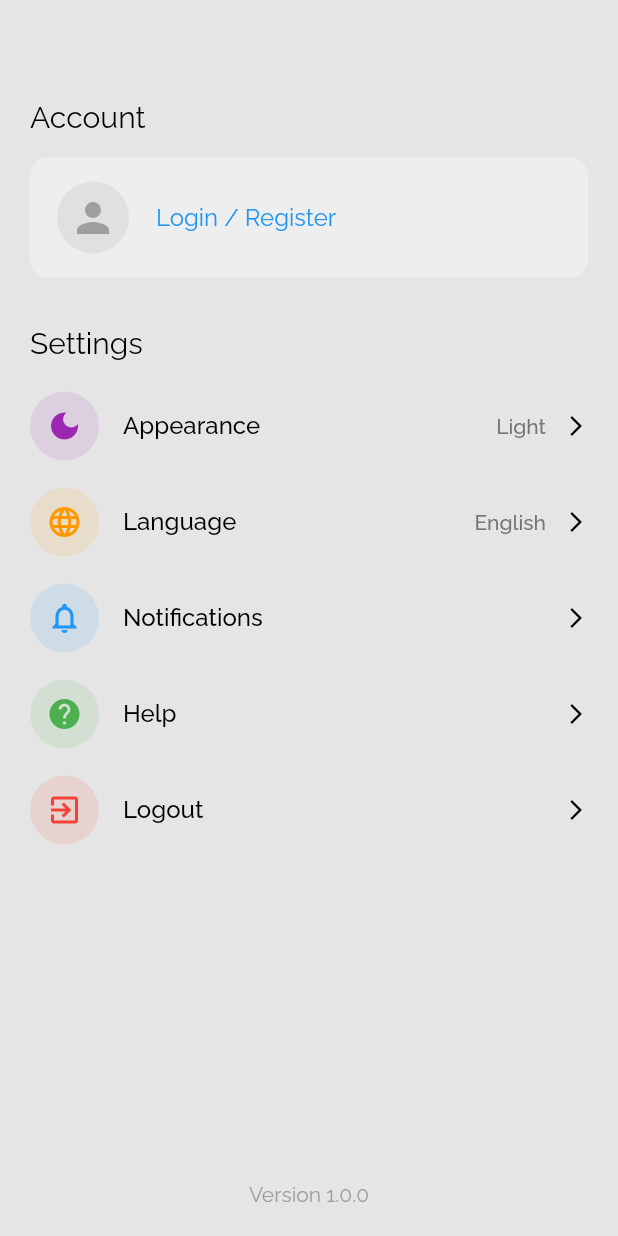
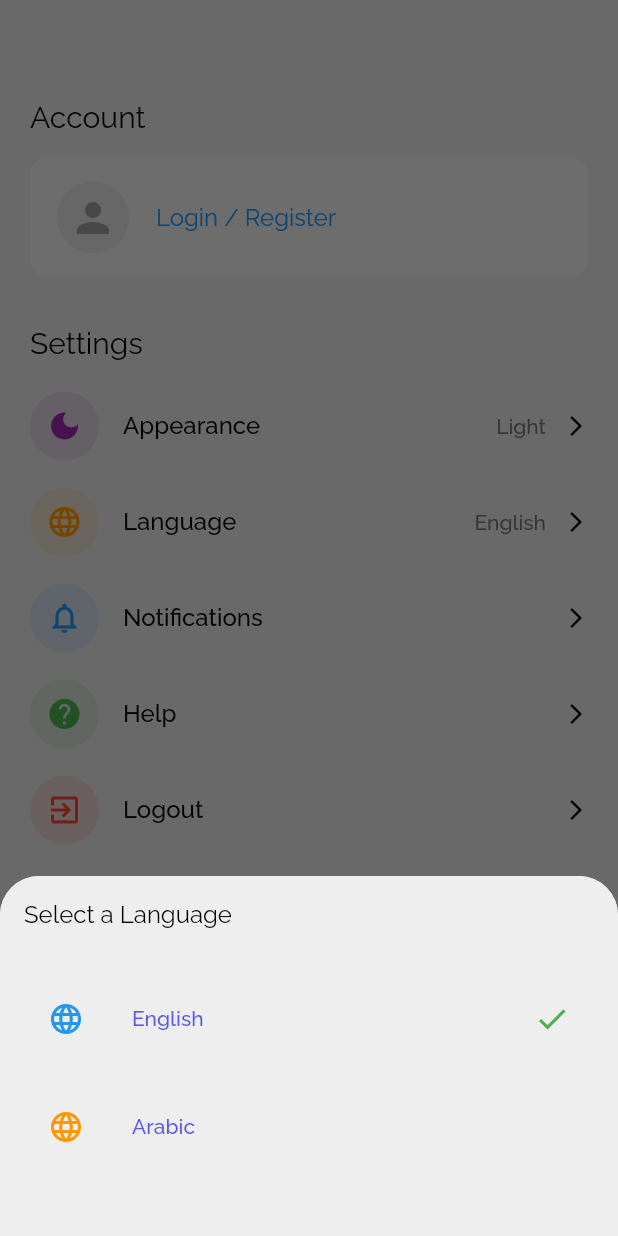
Before and after one commit to OmarWahid/-Moka-Store-, a Flutter app: the SettingsScreen screen opened directly, after a tap on "Language", on a phone screen of 412 x 824 dp. Run offline on Flutter 3.47's test engine with Material 2 defaults, Android fonts, the phone set to English and light mode, and no system bars; our stand-ins replace animate_do, cached_network_image, carousel_slider, cloud_firestore, dio, equatable and 14 more; missing offline and left inert: flutter_overboard; accounts and stored records are empty; project files that could hold a hidden picture were left out.

Commit message:
add dark mode and ui trans

```diff
--- a/lib/moka/presentation/screens/settings/settings_screen.dart
+++ b/lib/moka/presentation/screens/settings/settings_screen.dart
@@ -93,7 +93,9 @@ class SettingsScreen extends StatelessWidget {
                   const SizedBox(height: 8),
                   _buildListTile(context, 'Language', Icons.language, 'English',
                       Colors.orange, theme,
-                      onTab: () {}),
+                      onTab: () {
+                        _showAppearanceModalLang(theme, context);
+                      }),
                   const SizedBox(height: 8),
                   _buildListTile(context, 'Notifications',
                       Icons.notifications_outlined, '', Colors.blue, theme,
@@ -170,18 +172,18 @@ class SettingsScreen extends StatelessWidget {
     showModalBottomSheet(
         context: context,
         shape: const RoundedRectangleBorder(
-            borderRadius: BorderRadius.vertical(top: Radius.circular(20))),
+            borderRadius: BorderRadius.vertical(top: Radius.circular(26))),
         builder: (context) {
           return Container(
             padding: const EdgeInsets.all(16),
-            height: 320,
+            height: 300,
             decoration: BoxDecoration(
                 color: MokaBloc.get(context).state.isDark
                     ? Colors.grey.shade900
                     : Colors.grey.shade200,
                 borderRadius: const BorderRadius.only(
-                  topLeft: Radius.circular(20),
-                  topRight: Radius.circular(20),
+                  topLeft: Radius.circular(26),
+                  topRight: Radius.circular(26),
                 )),
             child: Column(
               mainAxisSize: MainAxisSize.min,
@@ -250,4 +252,71 @@ class SettingsScreen extends StatelessWidget {
           );
         });
   }
+
+  _showAppearanceModalLang(ThemeData theme, context) {
+    bool current = MokaBloc.get(context).state.isDark;
+    showModalBottomSheet(
+        context: context,
+        shape: const RoundedRectangleBorder(
+            borderRadius: BorderRadius.vertical(top: Radius.circular(26))),
+        builder: (context) {
+          return Container(
+            padding: const EdgeInsets.all(16),
+            height: 240,
+            decoration: BoxDecoration(
+                color: MokaBloc.get(context).state.isDark
+                    ? Colors.grey.shade900
+                    : Colors.grey.shade200,
+                borderRadius: const BorderRadius.only(
+                  topLeft: Radius.circular(26),
+                  topRight: Radius.circular(26),
+                )),
+            child: Column(
+              mainAxisSize: MainAxisSize.min,
+              crossAxisAlignment: CrossAxisAlignment.start,
+              children: [
+                Text(
+                  "Select a Language",
+                  style: theme.textTheme.subtitle1!.copyWith(
+                    fontWeight: FontWeight.w400,
+                    color: MokaBloc.get(context).state.isDark
+                        ? Colors.white
+                        : Colors.black,
+                  ),
+                ),
+                const SizedBox(height: 32),
+                ListTile(
+                  leading: const Icon(
+                    Icons.language,
+                    color: Colors.blue,
+                  ),
+                  title: Text("English", style: theme.textTheme.bodyText1),
+                  onTap: () {
+                    Navigator.pop(context);
+                  },
+                  trailing: Icon(
+                    Icons.check,
+                    color: current == false ? Colors.green : Colors.transparent,
+                  ),
+                ),
+                const SizedBox(height: 16),
+                ListTile(
+                  leading: const Icon(
+                    Icons.language,
+                    color: Colors.orange,
+                  ),
+                  title: Text("Arabic", style: theme.textTheme.bodyText1),
+                  onTap: () {
+                    Navigator.pop(context);
+                  },
+                  trailing: Icon(
+                    Icons.check,
+                    color: current == true ? Colors.green : Colors.transparent,
+                  ),
+                ),
+              ],
+            ),
+          );
+        });
+  }
 }
```
Also changed, not shown: lib/moka/presentation/controller/moka_bloc.dart (+5 -6 lines).
